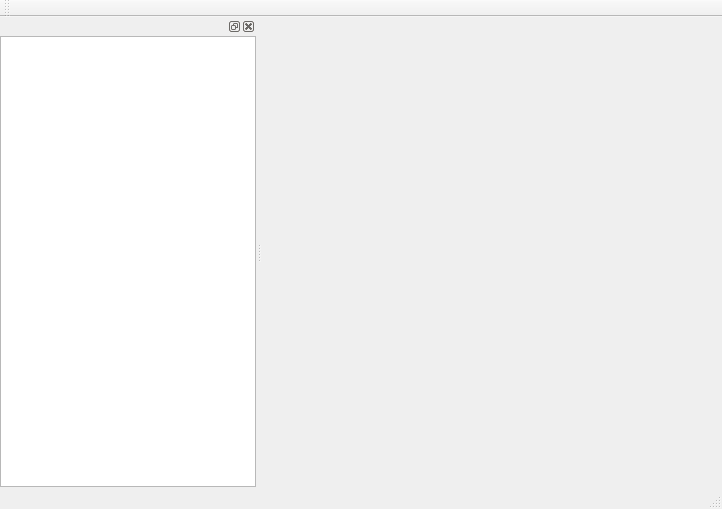
This is MidiBlocksGui/mainwindow.ui in millerthegorilla/midi-blocks as Qt 5 draws it before an edit. The edited form follows.
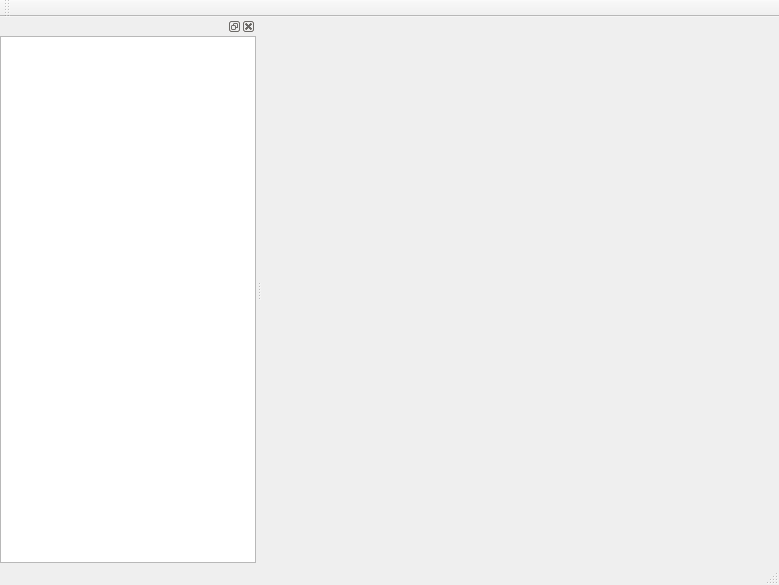
This is the edited form.

```diff
--- a/MidiBlocksGui/mainwindow.ui
+++ b/MidiBlocksGui/mainwindow.ui
@@ -6,8 +6,8 @@
    <rect>
     <x>0</x>
     <y>0</y>
-    <width>722</width>
-    <height>509</height>
+    <width>779</width>
+    <height>585</height>
    </rect>
   </property>
   <property name="windowTitle">
```
Left out of the diff: 15 changed lines with no effect on the pictures.
